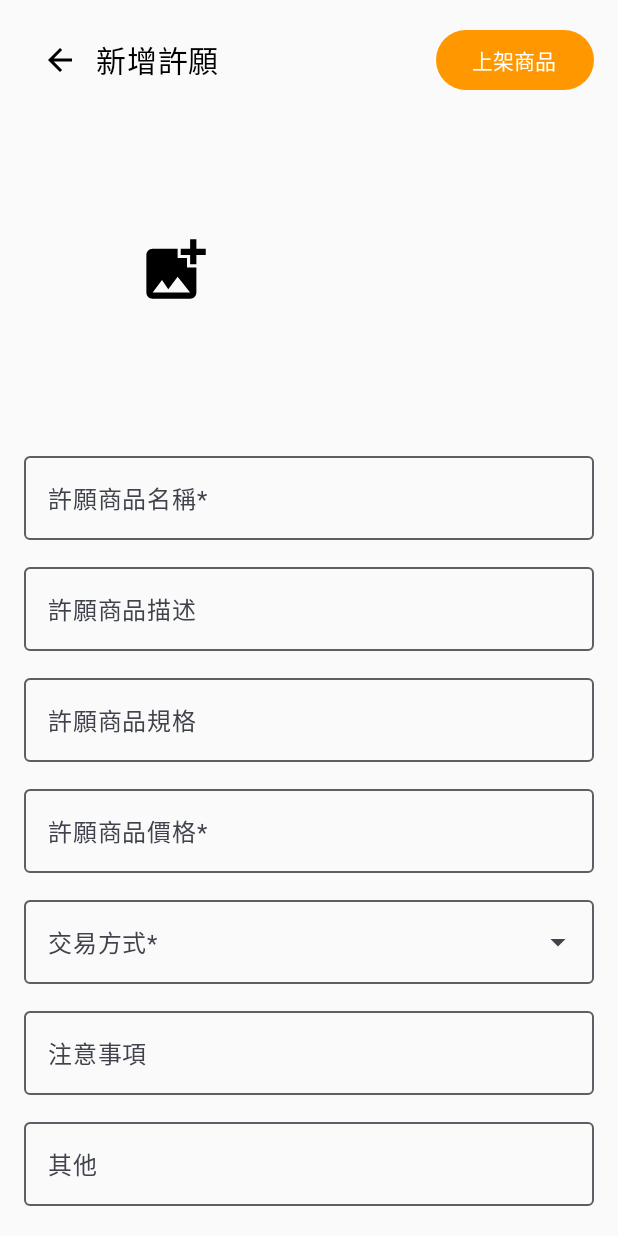
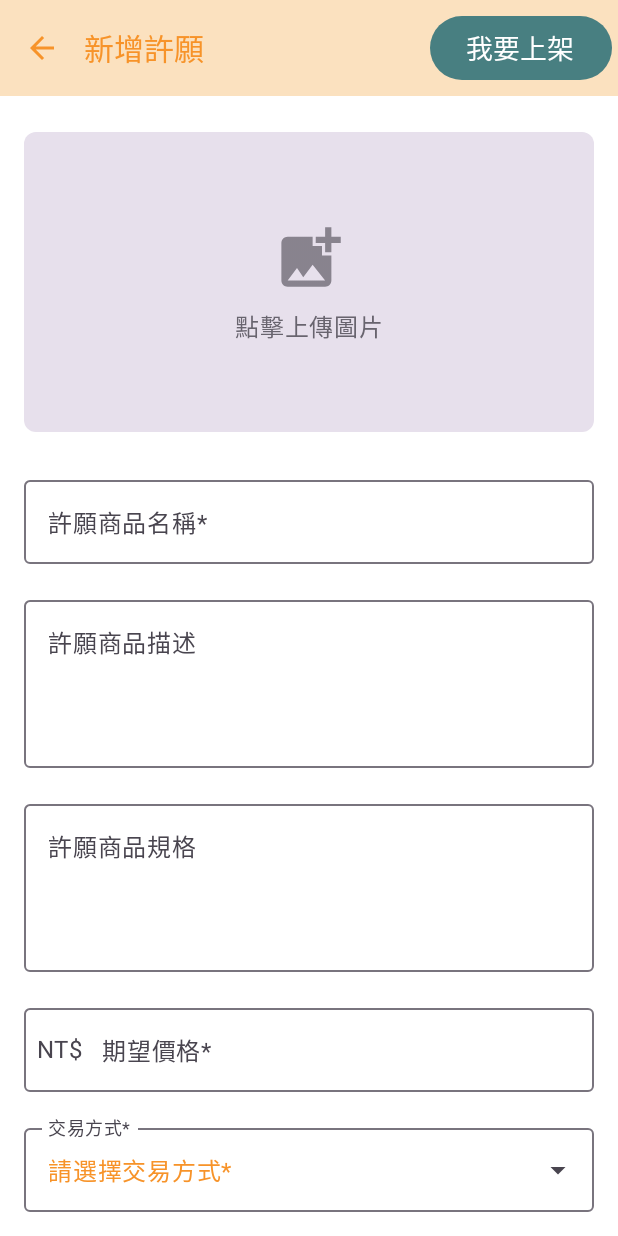
Before and after one commit to Homer-Lin/C2CFastPay_Card, an Android app built with Jetpack Compose: the AddWishScreen screen opened through its navigation route, on a phone screen of 412 x 824 dp. Run offline under Robolectric (Android 15) with nearby library versions, the phone set to English and light mode, and no system bars.

Commit message:
1. 基礎美化上傳許願介面 2. 修改切換上架商品資料傳入邏輯(因為有快速上架功能，如果在沒有資料狀況下直接點進去會CRUSH) 3. 調整返回邏輯

```diff
--- a/app/src/main/java/com/example/c2cfastpay_card/UIScreen/Screens/AddProductScreen.kt
+++ b/app/src/main/java/com/example/c2cfastpay_card/UIScreen/Screens/AddProductScreen.kt
@@ -44,6 +44,8 @@ import kotlinx.coroutines.withContext
 import androidx.compose.material3.MaterialTheme // <-- 匯入 MaterialTheme
 import com.example.c2cfastpay_card.ui.theme.SaleColorScheme // <-- 匯入 Sale 配色
 
+
+
 @OptIn(ExperimentalMaterial3Api::class)
 @Composable
 fun AddProductScreen(navController: NavController, wishJson: String? = null) {
@@ -54,11 +56,17 @@ fun AddProductScreen(navController: NavController, wishJson: String? = null) {
     val scrollState = rememberScrollState()
 
     // --- 狀態管理 (來自您原本的 Compose 程式碼) ---
-    val actualWishJson = if (wishJson == "null") null else wishJson
+    val actualWishJson = if (wishJson == "null" || wishJson.isNullOrEmpty()) {
+        null
+    } else {
+        wishJson
+    }
     val wishItem = try {
         actualWishJson?.let { Gson().fromJson(it, WishItem::class.java) }
     } catch (e: Exception) {
-        null
+        // 可以加入錯誤處理，例如 Logcat 輸出
+        // Log.e("AddProductScreen", "Error parsing wishJson: ${e.message}")
+        null // 解析失敗也視為 null
     }
 
     var productName by remember { mutableStateOf(wishItem?.title ?: "") }
@@ -89,7 +97,7 @@ fun AddProductScreen(navController: NavController, wishJson: String? = null) {
                     },
                     navigationIcon = {
                         // 返回按鈕 (匹配 XML)
-                        IconButton(onClick = { navController.popBackStack() }) {
+                        IconButton(onClick = { navController.navigate(Screen.Sale.route) }) {
                             Image(
                                 painter = painterResource(id = R.drawable.a_1_back_buttom), // 使用 XML 的 drawable
                                 contentDescription = "返回"
--- a/app/src/main/java/com/example/c2cfastpay_card/UIScreen/Screens/AddWishScreen.kt
+++ b/app/src/main/java/com/example/c2cfastpay_card/UIScreen/Screens/AddWishScreen.kt
@@ -5,34 +5,39 @@ import android.widget.Toast
 import androidx.activity.compose.rememberLauncherForActivityResult
 import androidx.activity.result.contract.ActivityResultContracts
 import androidx.compose.foundation.Image
+import androidx.compose.foundation.background
 import androidx.compose.foundation.clickable
 import androidx.compose.foundation.layout.*
 import androidx.compose.foundation.rememberScrollState
+import androidx.compose.foundation.shape.RoundedCornerShape
 import androidx.compose.foundation.text.KeyboardActions
 import androidx.compose.foundation.text.KeyboardOptions
 import androidx.compose.foundation.verticalScroll
 import androidx.compose.material.icons.Icons
-import androidx.compose.material.icons.filled.*
-import androidx.compose.material.icons.filled.ArrowBack
+import androidx.compose.material.icons.automirrored.filled.ArrowBack // 使用 AutoMirrored
+import androidx.compose.material.icons.filled.AddPhotoAlternate
 import androidx.compose.material3.*
 import androidx.compose.runtime.*
 import androidx.compose.ui.Alignment
 import androidx.compose.ui.Modifier
+import androidx.compose.ui.graphics.Color
 import androidx.compose.ui.layout.ContentScale
 import androidx.compose.ui.platform.LocalContext
 import androidx.compose.ui.platform.LocalFocusManager
+import androidx.compose.ui.res.painterResource
 import androidx.compose.ui.text.input.ImeAction
 import androidx.compose.ui.text.input.KeyboardType
 import androidx.compose.ui.unit.dp
 import androidx.compose.ui.unit.sp
 import androidx.navigation.NavController
 import coil.compose.rememberAsyncImagePainter
+import com.example.c2cfastpay_card.R
 import com.example.c2cfastpay_card.UIScreen.components.WishRepository
+import com.example.c2cfastpay_card.navigation.Screen // 匯入 Screen
+import com.example.c2cfastpay_card.ui.theme.WishColorScheme // <-- 匯入 Wish 配色
 import kotlinx.coroutines.Dispatchers
 import kotlinx.coroutines.launch
 import kotlinx.coroutines.withContext
-import androidx.compose.ui.graphics.Color
-
 
 @OptIn(ExperimentalMaterial3Api::class)
 @Composable
@@ -44,48 +49,84 @@ fun AddWishScreen(navController: NavController) {
     val focusManager = LocalFocusManager.current
     val scrollState = rememberScrollState()
 
+    // --- 狀態管理 (來自您原本的 Compose 程式碼) ---
     var wishTitle by remember { mutableStateOf("") }
     var wishDescription by remember { mutableStateOf("") }
     var wishSpecs by remember { mutableStateOf("") }
     var wishPrice by remember { mutableStateOf("") }
     var wishNotes by remember { mutableStateOf("") }
     var wishOtherInfo by remember { mutableStateOf("") }
-
-    // 圖片選擇
     var imageUri by remember { mutableStateOf<Uri?>(null) }
     val imagePickerLauncher = rememberLauncherForActivityResult(ActivityResultContracts.GetContent()) { uri: Uri? ->
         imageUri = uri
     }
-
-    // 下拉式交易方式
     val tradeMethods = listOf("面交", "宅配", "超商取貨")
     var expanded by remember { mutableStateOf(false) }
-    var selectedTradeMethod by remember { mutableStateOf("") }
+    var selectedTradeMethod by remember { mutableStateOf("") } // 預設空字串或第一個選項
+    // --- 狀態管理結束 ---
 
+    MaterialTheme(colorScheme = WishColorScheme) { // <-- 套用 Wish 配色主題
+        Scaffold(
+            topBar = {
+                TopAppBar(
+                    title = {
+                        Text(
+                            text = "新增許願",
+                            color = MaterialTheme.colorScheme.onSurface, // 使用主題顏色
+                            fontSize = 20.sp
+                        )
+                    },
+                    navigationIcon = {
+                        // 返回按鈕
+                        IconButton(onClick = {navController.navigate(Screen.Sale.route) }) {
+                            // 直接使用 Icon，Compose 會處理 AutoMirrored
+                            Icon(
+                                imageVector = Icons.AutoMirrored.Filled.ArrowBack,
+                                contentDescription = "返回"
+                            )
+                        }
+                    },
+                    actions = {
+                        // 上架商品按鈕
+                        Button(
+                            onClick = { navController.navigate("add_product") }, // 確保傳遞 null 或空字串
+                            // 可以考慮使用 Sale 的主題色或其他強調色
+                            colors = ButtonDefaults.buttonColors(Color(0xFF487F81))
+                        ) {
+                            Text(
+                                "我要上架",
+                                color = Color.White, // 使用主題顏色
+                                fontSize = 18.sp
+                            )
+                        }
+                    },
+                    // 可以選擇性地為 TopAppBar 添加背景色
+//                    colors = TopAppBarDefaults.topAppBarColors(
+//                        containerColor = MaterialTheme.colorScheme.primaryContainer
+//                    )
+                )
+            }
+        ) { innerPadding ->
+            // --- 可滾動的表單內容 ---
             Column(
                 modifier = Modifier
                     .fillMaxSize()
-            .padding(16.dp)
+                    .padding(innerPadding) // 套用 Scaffold 的 padding
+                    .padding(horizontal = 16.dp) // 加入左右邊距
+                    .background(MaterialTheme.colorScheme.background)
                     .verticalScroll(scrollState)
             ) {
-        Row(
-            modifier = Modifier.fillMaxWidth(),
-            horizontalArrangement = Arrangement.SpaceBetween,
-            verticalAlignment = Alignment.CenterVertically
-        ) {
-            IconButton(onClick = { navController.popBackStack() }) {
-                Icon(Icons.Default.ArrowBack, contentDescription = "返回")
-            }
-            Text(text = "新增許願", fontSize = 20.sp, modifier = Modifier.weight(1f))
-            Button(onClick = { navController.navigate("add_product") }, colors = ButtonDefaults.buttonColors(containerColor = Color(0xFFFF9800))) {
-                Text("上架商品")
-            }
-        }
-        Spacer(modifier = Modifier.height(16.dp))
-        // 圖片
+                Spacer(modifier = Modifier.height(24.dp)) // 頂部間距
+
+                // --- 圖片選擇區域 ---
                 Box(
                     modifier = Modifier
-                .size(200.dp)
+                        .fillMaxWidth()
+                        .height(200.dp) // 給定一個高度
+                        .background(
+                            MaterialTheme.colorScheme.surfaceVariant, // 使用主題的淺色背景
+                            RoundedCornerShape(8.dp)
+                        )
                         .clickable { imagePickerLauncher.launch("image/*") },
                     contentAlignment = Alignment.Center
                 ) {
@@ -97,55 +138,72 @@ fun AddWishScreen(navController: NavController) {
                             contentScale = ContentScale.Crop
                         )
                     } else {
+                        // 顯示預設圖示和文字
+                        Column(horizontalAlignment = Alignment.CenterHorizontally) {
                             Icon(
                                 imageVector = Icons.Default.AddPhotoAlternate,
-                    contentDescription = "上傳圖片",
-                    modifier = Modifier.size(50.dp)
+                                contentDescription = "選擇圖片",
+                                modifier = Modifier.size(50.dp),
+                                tint = MaterialTheme.colorScheme.onSurfaceVariant.copy(alpha = 0.6f) // 使用主題的灰色調
+                            )
+                            Spacer(modifier = Modifier.height(8.dp))
+                            Text(
+                                "點擊上傳圖片",
+                                color = MaterialTheme.colorScheme.onSurfaceVariant.copy(alpha = 0.8f) // 使用主題的文字顏色
                             )
                         }
                     }
+                }
 
-        Spacer(modifier = Modifier.height(16.dp))
+                Spacer(modifier = Modifier.height(24.dp)) // 間距
 
+                // --- 輸入欄位 (使用 OutlinedTextField) ---
+
+                // 許願商品名稱 (帶*號)
                 OutlinedTextField(
                     value = wishTitle,
                     onValueChange = { wishTitle = it },
                     label = { Text("許願商品名稱*") },
                     modifier = Modifier.fillMaxWidth(),
-            keyboardOptions = KeyboardOptions(imeAction = ImeAction.Next)
+                    keyboardOptions = KeyboardOptions(imeAction = ImeAction.Next),
+                    singleLine = true
                 )
+                Spacer(modifier = Modifier.height(16.dp))
 
-        Spacer(modifier = Modifier.height(10.dp))
-
+                // 許願商品描述
                 OutlinedTextField(
                     value = wishDescription,
                     onValueChange = { wishDescription = it },
                     label = { Text("許願商品描述") },
-            modifier = Modifier.fillMaxWidth(),
+                    modifier = Modifier.fillMaxWidth().height(120.dp), // 給定多行高度
                     keyboardOptions = KeyboardOptions(imeAction = ImeAction.Next)
                 )
+                Spacer(modifier = Modifier.height(16.dp))
 
-        Spacer(modifier = Modifier.height(10.dp))
-
+                // 許願商品規格
                 OutlinedTextField(
                     value = wishSpecs,
                     onValueChange = { wishSpecs = it },
                     label = { Text("許願商品規格") },
-            modifier = Modifier.fillMaxWidth(),
+                    modifier = Modifier.fillMaxWidth().height(120.dp), // 給定多行高度
                     keyboardOptions = KeyboardOptions(imeAction = ImeAction.Next)
                 )
+                Spacer(modifier = Modifier.height(16.dp))
 
-        Spacer(modifier = Modifier.height(10.dp))
-
+                // 許願商品價格 (帶*號)
                 OutlinedTextField(
                     value = wishPrice,
                     onValueChange = { wishPrice = it },
-            label = { Text("許願商品價格*") },
+                    label = { Text("期望價格*") }, // 修改標籤文字
                     modifier = Modifier.fillMaxWidth(),
-            keyboardOptions = KeyboardOptions(keyboardType = KeyboardType.Number, imeAction = ImeAction.Next)
+                    keyboardOptions = KeyboardOptions(
+                        keyboardType = KeyboardType.Number,
+                        imeAction = ImeAction.Next
+                    ),
+                    singleLine = true,
+                    leadingIcon = { Text("NT$") } // 加上貨幣符號提示
                 )
-
-        Spacer(modifier = Modifier.height(10.dp))
+                Spacer(modifier = Modifier.height(16.dp))
 
                 // 交易方式下拉選單
                 ExposedDropdownMenuBox(
@@ -153,36 +211,28 @@ fun AddWishScreen(navController: NavController) {
                     onExpandedChange = { expanded = !expanded }
                 ) {
                     OutlinedTextField(
-                value = selectedTradeMethod,
+                        value = selectedTradeMethod.ifEmpty { "請選擇交易方式*" }, // 提示文字
                         onValueChange = {},
                         readOnly = true,
                         label = { Text("交易方式*") },
-                trailingIcon = {
-                    ExposedDropdownMenuDefaults.TrailingIcon(expanded = expanded)
-                },
-                modifier = Modifier
-                    .menuAnchor()
-                    .fillMaxWidth()
+                        trailingIcon = { ExposedDropdownMenuDefaults.TrailingIcon(expanded = expanded) },
+                        modifier = Modifier.menuAnchor().fillMaxWidth()
                             .clickable { expanded = !expanded }
                     )
                     ExposedDropdownMenu(
                         expanded = expanded,
-                onDismissRequest = { expanded = false }
-            ) {
+                        onDismissRequest = { expanded = false }) {
                         tradeMethods.forEach { method ->
-                    DropdownMenuItem(
-                        text = { Text(method) },
-                        onClick = {
+                            DropdownMenuItem(text = { Text(method) }, onClick = {
                                 selectedTradeMethod = method
                                 expanded = false
-                        }
-                    )
+                            })
                         }
                     }
                 }
+                Spacer(modifier = Modifier.height(16.dp))
 
-        Spacer(modifier = Modifier.height(10.dp))
-
+                // 注意事項
                 OutlinedTextField(
                     value = wishNotes,
                     onValueChange = { wishNotes = it },
@@ -190,32 +240,33 @@ fun AddWishScreen(navController: NavController) {
                     modifier = Modifier.fillMaxWidth(),
                     keyboardOptions = KeyboardOptions(imeAction = ImeAction.Next)
                 )
+                Spacer(modifier = Modifier.height(16.dp))
 
-        Spacer(modifier = Modifier.height(10.dp))
-
+                // 其他
                 OutlinedTextField(
                     value = wishOtherInfo,
                     onValueChange = { wishOtherInfo = it },
                     label = { Text("其他") },
                     modifier = Modifier.fillMaxWidth(),
-            keyboardOptions = KeyboardOptions(
-                imeAction = ImeAction.Done
-            ),
+                    keyboardOptions = KeyboardOptions(imeAction = ImeAction.Done),
                     keyboardActions = KeyboardActions(onDone = { focusManager.clearFocus() })
                 )
 
-        Spacer(modifier = Modifier.height(20.dp))
+                Spacer(modifier = Modifier.height(32.dp)) // 底部按鈕前的間距
 
+                // --- 新增許願按鈕 ---
                 Button(
                     onClick = {
+                        // 保留您原有的驗證和儲存邏輯
                         scope.launch(Dispatchers.IO) {
                             val isValid = wishTitle.isNotBlank() &&
-                            wishPrice.toDoubleOrNull() != null &&
+                                    wishPrice.isNotBlank() && // 價格也不能為空
+                                    wishPrice.toDoubleOrNull() != null && // 價格必須是數字
                                     selectedTradeMethod.isNotBlank()
 
                             if (!isValid) {
                                 withContext(Dispatchers.Main) {
-                            Toast.makeText(context, "請填寫必填欄位並確認價格格式正確", Toast.LENGTH_SHORT).show()
+                                    Toast.makeText(context, "請填寫所有必填 (*) 欄位並確認價格格式正確", Toast.LENGTH_SHORT).show()
                                 }
                                 return@launch
                             }
@@ -232,8 +283,13 @@ fun AddWishScreen(navController: NavController) {
                                     imageUri
                                 )
                                 withContext(Dispatchers.Main) {
-                            Toast.makeText(context, "願望已儲存", Toast.LENGTH_SHORT).show()
-                            navController.navigate("home_wish")
+                                    Toast.makeText(context, "願望已成功新增", Toast.LENGTH_SHORT).show() // 修改提示文字
+                                    // 導航到許願列表或其他目標畫面
+                                    navController.navigate(Screen.WishList.route) {
+                                        // 清除返回堆疊，避免用戶按返回又回到新增頁面
+                                        popUpTo(navController.graph.startDestinationId) { inclusive = true }
+                                        launchSingleTop = true
+                                    }
                                 }
                             } catch (e: Exception) {
                                 withContext(Dispatchers.Main) {
@@ -242,10 +298,20 @@ fun AddWishScreen(navController: NavController) {
                             }
                         }
                     },
-            colors = ButtonDefaults.buttonColors(containerColor = Color(0xFFFF9800)), // 設定按鈕顏色為橘色
-            modifier = Modifier.fillMaxWidth()
+                    modifier = Modifier.fillMaxWidth().height(50.dp),
+                    // --- 使用主題主要色 ---
+                    colors = ButtonDefaults.buttonColors(
+                        containerColor = MaterialTheme.colorScheme.onPrimary // Wish 主色
+                    )
                 ) {
-            Text("新增許願", fontSize = 18.sp)
+                    Text(
+                        "新增許願", fontSize = 18.sp,
+                        color = MaterialTheme.colorScheme.onSecondary // Wish 主色上的文字顏色
+                    )
+                }
+
+                Spacer(modifier = Modifier.height(16.dp)) // 確保滾動到底部時有空間
             }
         }
     }
+}
--- a/app/src/main/java/com/example/c2cfastpay_card/navigation/AppNavigation.kt
+++ b/app/src/main/java/com/example/c2cfastpay_card/navigation/AppNavigation.kt
@@ -49,11 +49,16 @@ fun AppNavigationGraph(
 
         // 4. 快速上架畫面 (帶有參數)
         composable(
-            route = Screen.AddProduct.route,
-            arguments = listOf(navArgument("wishJson") { type = NavType.StringType })
+            route = Screen.AddProduct.route, // 使用更新後的 route "add_product?wishJson={wishJson}"
+            arguments = listOf(navArgument("wishJson") {
+                type = NavType.StringType
+                nullable = true       // <--- 將參數設為可選
+                defaultValue = null // <--- 提供預設值 null
+            })
         ) { backStackEntry ->
-            // 從路由中提取參數
+            // 現在如果 wishJson 參數不存在，getString 會回傳 null
             val wishJson = backStackEntry.arguments?.getString("wishJson")
+            // 傳遞可能為 null 的 wishJson 給 AddProductScreen
             AddProductScreen(navController = navController, wishJson = wishJson)
         }
 
--- a/app/src/main/java/com/example/c2cfastpay_card/navigation/Screen.kt
+++ b/app/src/main/java/com/example/c2cfastpay_card/navigation/Screen.kt
@@ -15,7 +15,7 @@ sealed class Screen(val route: String) {
     object Sale : Screen("sale_screen")
 
     object WishList : Screen("wish_list_screen")
-    object AddProduct : Screen("add_product/{wishJson}") // 帶有參數的路由
+    object AddProduct : Screen("add_product?wishJson={wishJson}")
     object AddWish : Screen("add_wish_screen")
     // 您未來可以從這裡擴充，例如：
     // object Profile : Screen("profile_screen")
```
Lines whose indentation alone changed are shown as unchanged.
